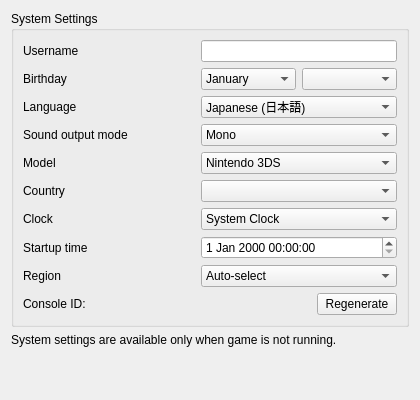
Before: the Qt Designer form src/citra/configuration/configure_system.ui in GreenAmaranthine/citra, drawn with Qt 5.
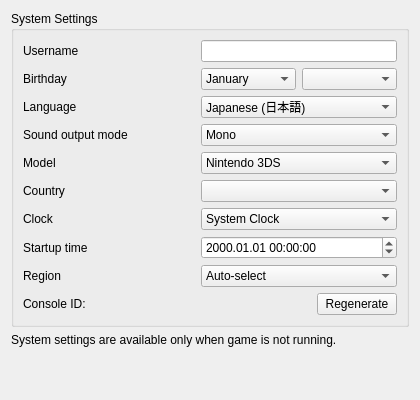
After: the same form once the commit is applied.

Commit message: add seconds section to clock settings

The edit to the form file:
```diff
--- a/src/citra/configuration/configure_system.ui
+++ b/src/citra/configuration/configure_system.ui
@@ -323,7 +323,11 @@
          </widget>
         </item>
         <item row="7" column="1">
-         <widget class="QDateTimeEdit" name="edit_init_time"/>
+         <widget class="QDateTimeEdit" name="edit_init_time">
+          <property name="displayFormat">
+           <string>yyyy.MM.dd HH:mm:ss</string>
+          </property>
+         </widget>
         </item>
         <item row="8" column="0">
          <widget class="QLabel" name="label">
```
